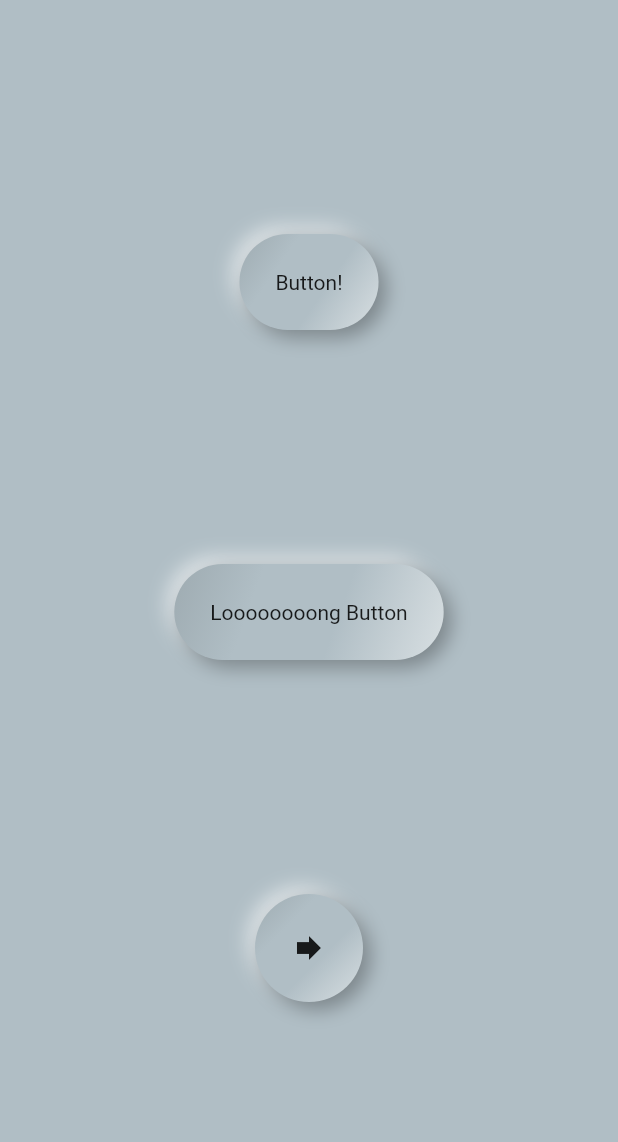
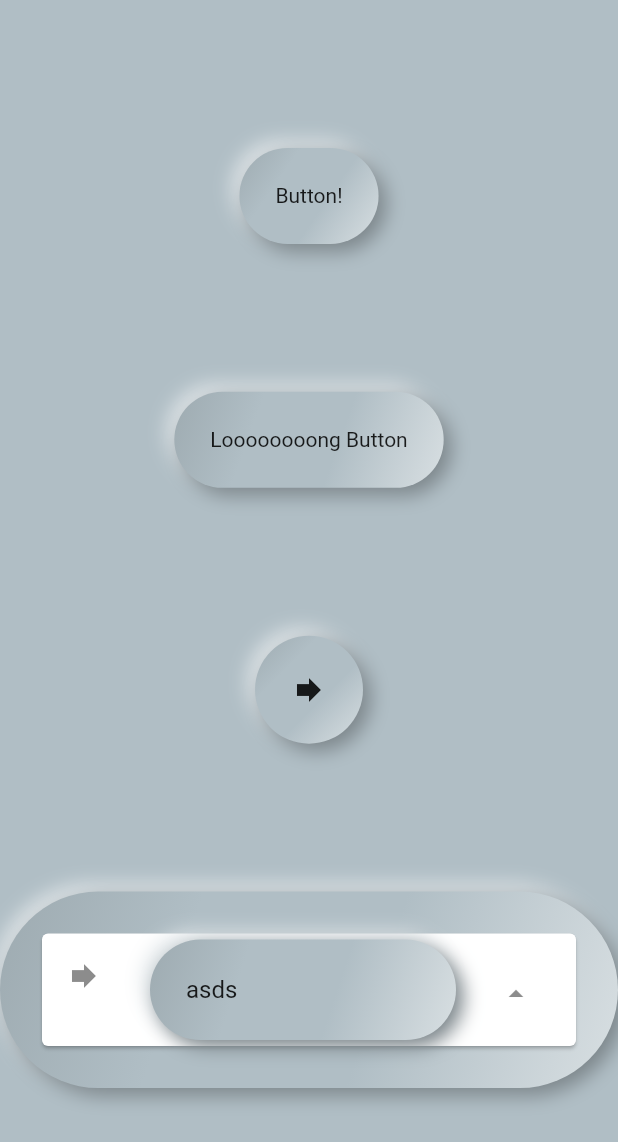
Before and after one commit to matthiaszarzecki/NeumorphicApp, a Flutter app: the screen it shows after launch, on a phone screen of 412 x 824 dp. Shown: the top 1142 px of the screen. Run offline on Flutter 3.47's test engine with Material 2 defaults, Android fonts, the phone set to English and light mode, and no system bars; statements that could not run were skipped.

Commit message:
Add card

```diff
--- a/lib/main.dart
+++ b/lib/main.dart
@@ -36,6 +36,25 @@ class NeumorphicApp extends StatelessWidget {
               Spacer(),
               NeumorphicContainer(
                 child: Icon(Icons.forward),
+              ),
+              Spacer(),
+              NeumorphicContainer(
+                child: Card(
+                  child: Column(
+                    mainAxisSize: MainAxisSize.min,
+                    children: <Widget>[
+                      ListTile(
+                        title: NeumorphicContainer(child:Text("asds"),),
+                        leading: Icon(Icons.forward),
+                        trailing: IconButton(
+                          icon: Icon(Icons.arrow_drop_up),
+                          tooltip: 'Edit',
+                          onPressed: () {},
+                        ),
+                      ),
+                    ],
+                  ),
+                ),
               ),
               Spacer(),
             ],
```
